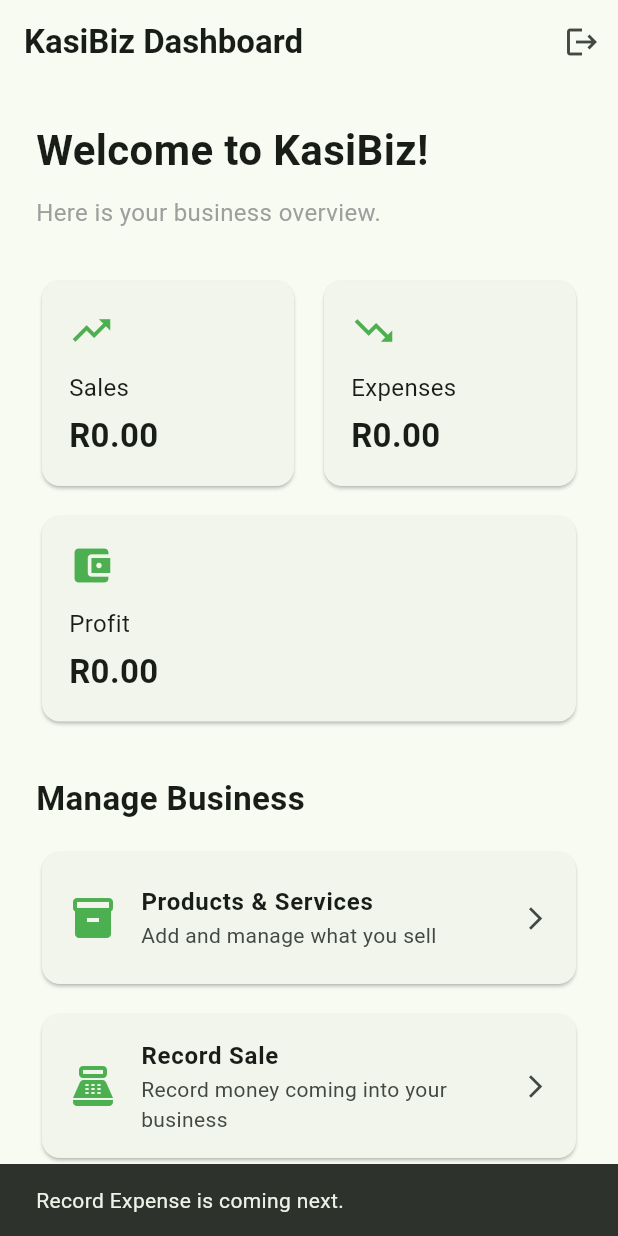
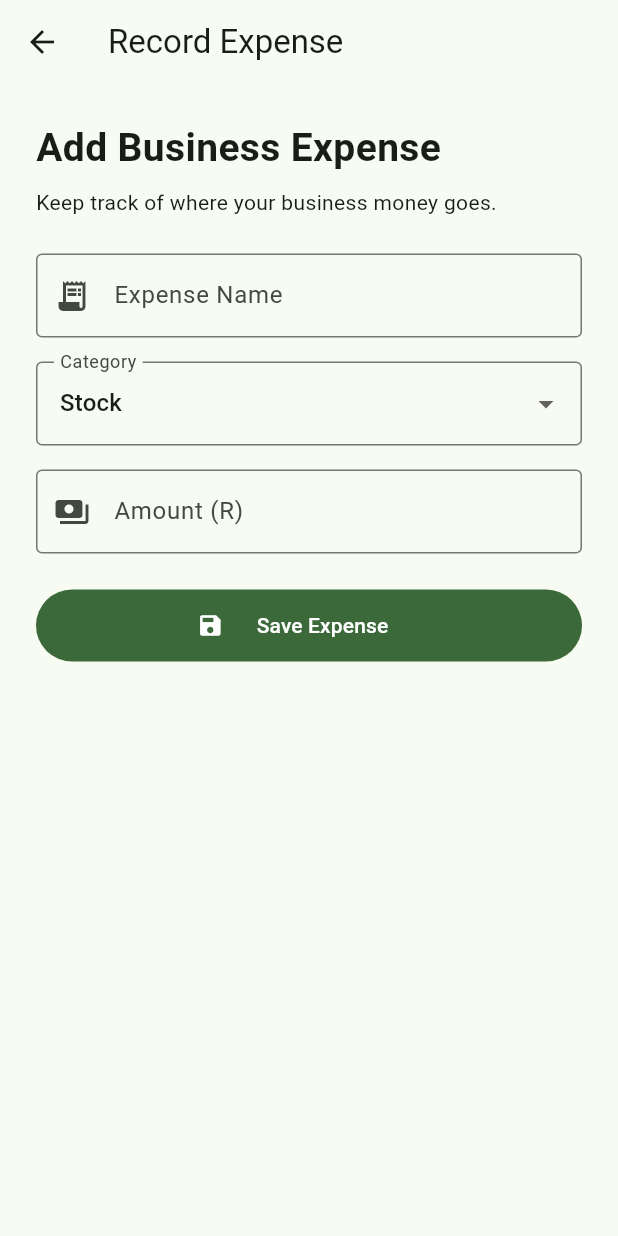
Before and after one commit to KhensaneM/KasiBiz, a Flutter app: the screen it shows once a user with an empty profile is signed in, after a tap on "Record Expense", on a phone screen of 412 x 824 dp. Run offline on Flutter 3.47's test engine with Material 3 defaults, Android fonts, the phone set to English and light mode, and no system bars; our stand-ins replace cloud_firestore, firebase_auth, firebase_core; accounts and stored records are empty.

Commit message:
Add expense tracking and live profit calculations

```diff
--- a/lib/pages/logged_in_page.dart
+++ b/lib/pages/logged_in_page.dart
@@ -4,39 +4,54 @@ import 'package:flutter/material.dart';
 
 import 'products_page.dart';
 import 'record_sale_page.dart';
+import 'record_expense_page.dart';
 
-class DashboardPage extends StatelessWidget {
+class DashboardPage extends StatefulWidget {
   final FirebaseAuth? auth;
   final FirebaseFirestore? firestore;
 
   const DashboardPage({super.key, this.auth, this.firestore});
 
-  FirebaseAuth get _auth => auth ?? FirebaseAuth.instance;
+  @override
+  State<DashboardPage> createState() => _DashboardPageState();
+}
 
-  FirebaseFirestore get _firestore => firestore ?? FirebaseFirestore.instance;
+class _DashboardPageState extends State<DashboardPage> {
+  FirebaseAuth get _auth => widget.auth ?? FirebaseAuth.instance;
 
-  Future<void> _logout(BuildContext context) async {
-    await _auth.signOut();
+  FirebaseFirestore get _firestore =>
+      widget.firestore ?? FirebaseFirestore.instance;
 
-    if (!context.mounted) return;
+  Stream<QuerySnapshot<Map<String, dynamic>>>? _sales;
+  Stream<QuerySnapshot<Map<String, dynamic>>>? _expenses;
+  String? _streamUserId;
 
-    Navigator.of(context).popUntil((route) => route.isFirst);
-  }
+  void _initializeStreams(String userId) {
+    if (_streamUserId == userId) return;
 
-  Stream<QuerySnapshot<Map<String, dynamic>>> _salesStream(String userId) {
-    return _firestore
+    _streamUserId = userId;
+
+    _sales = _firestore
         .collection('users')
         .doc(userId)
         .collection('sales')
         .snapshots();
+
+    _expenses = _firestore
+        .collection('users')
+        .doc(userId)
+        .collection('expenses')
+        .snapshots();
   }
 
-  double _calculateSales(QuerySnapshot<Map<String, dynamic>> snapshot) {
+  double _calculateTotal(
+    QuerySnapshot<Map<String, dynamic>> snapshot,
+    String field,
+  ) {
     double total = 0;
 
     for (final document in snapshot.docs) {
-      final data = document.data();
-      final value = data['total'];
+      final value = document.data()[field];
 
       if (value is num) {
         total += value.toDouble();
@@ -44,6 +59,145 @@ class DashboardPage extends StatelessWidget {
     }
 
     return total;
+  }
+
+  Future<void> _logout(BuildContext context) async {
+    try {
+      await _auth.signOut();
+
+      if (!context.mounted) return;
+
+      Navigator.of(context).popUntil((route) => route.isFirst);
+    } catch (_) {
+      if (!context.mounted) return;
+
+      ScaffoldMessenger.of(context).showSnackBar(
+        const SnackBar(content: Text('Could not log out. Please try again.')),
+      );
+    }
+  }
+
+  void _openProducts(BuildContext context) {
+    Navigator.push(
+      context,
+      MaterialPageRoute(
+        builder: (context) => ProductsPage(auth: _auth, firestore: _firestore),
+      ),
+    );
+  }
+
+  void _openRecordSale(BuildContext context) {
+    Navigator.push(
+      context,
+      MaterialPageRoute(
+        builder: (context) =>
+            RecordSalePage(auth: _auth, firestore: _firestore),
+      ),
+    );
+  }
+
+  void _openRecordExpense(BuildContext context) {
+    Navigator.push(
+      context,
+      MaterialPageRoute(
+        builder: (context) =>
+            RecordExpensePage(auth: _auth, firestore: _firestore),
+      ),
+    );
+  }
+
+  Widget _buildBusinessSummary(String userId) {
+    _initializeStreams(userId);
+
+    return StreamBuilder<QuerySnapshot<Map<String, dynamic>>>(
+      stream: _sales,
+      builder: (context, salesSnapshot) {
+        if (salesSnapshot.hasError) {
+          return _buildSummaryError();
+        }
+
+        if (!salesSnapshot.hasData) {
+          return const Center(
+            child: Padding(
+              padding: EdgeInsets.all(20),
+              child: CircularProgressIndicator(),
+            ),
+          );
+        }
+
+        return StreamBuilder<QuerySnapshot<Map<String, dynamic>>>(
+          stream: _expenses,
+          builder: (context, expensesSnapshot) {
+            if (expensesSnapshot.hasError) {
+              return _buildSummaryError();
+            }
+
+            if (!expensesSnapshot.hasData) {
+              return const Center(
+                child: Padding(
+                  padding: EdgeInsets.all(20),
+                  child: CircularProgressIndicator(),
+                ),
+              );
+            }
+
+            final sales = _calculateTotal(salesSnapshot.data!, 'total');
+
+            final expenses = _calculateTotal(expensesSnapshot.data!, 'amount');
+
+            final profit = sales - expenses;
+
+            return Column(
+              children: [
+                Row(
+                  children: [
+                    Expanded(
+                      child: _SummaryCard(
+                        title: 'Sales',
+                        value: 'R${sales.toStringAsFixed(2)}',
+                        icon: Icons.trending_up,
+                      ),
+                    ),
+                    const SizedBox(width: 12),
+                    Expanded(
+                      child: _SummaryCard(
+                        title: 'Expenses',
+                        value: 'R${expenses.toStringAsFixed(2)}',
+                        icon: Icons.trending_down,
+                      ),
+                    ),
+                  ],
+                ),
+                const SizedBox(height: 12),
+                SizedBox(
+                  width: double.infinity,
+                  child: _SummaryCard(
+                    title: 'Profit',
+                    value: 'R${profit.toStringAsFixed(2)}',
+                    icon: Icons.account_balance_wallet,
+                  ),
+                ),
+              ],
+            );
+          },
+        );
+      },
+    );
+  }
+
+  Widget _buildSummaryError() {
+    return const Card(
+      child: Padding(
+        padding: EdgeInsets.all(20),
+        child: Row(
+          children: [
+            Icon(Icons.error_outline),
+            SizedBox(width: 12),
+            Expanded(child: Text('Could not load your business summary.')),
+          ],
+        ),
+      ),
+    );
   }
 
   @override
@@ -56,8 +210,8 @@ class DashboardPage extends StatelessWidget {
       );
     }
 
-    final String name = user.displayName?.trim() ?? '';
-    final String email = user.email ?? '';
+    final name = user.displayName?.trim() ?? '';
+    final email = user.email ?? '';
 
     return Scaffold(
       appBar: AppBar(
@@ -104,66 +258,7 @@ class DashboardPage extends StatelessWidget {
 
               const SizedBox(height: 30),
 
-              StreamBuilder<QuerySnapshot<Map<String, dynamic>>>(
-                stream: _salesStream(user.uid),
-                builder: (context, snapshot) {
-                  if (snapshot.hasError) {
-                    return _buildSummaryError();
-                  }
-
-                  if (snapshot.connectionState == ConnectionState.waiting) {
-                    return const Center(
-                      child: Padding(
-                        padding: EdgeInsets.all(20),
-                        child: CircularProgressIndicator(),
-                      ),
-                    );
-                  }
-
-                  final double sales = snapshot.hasData
-                      ? _calculateSales(snapshot.data!)
-                      : 0.0;
-
-                  // Expenses will become live when we build
-                  // the Record Expense feature.
-                  const double expenses = 0.0;
-
-                  final double profit = sales - expenses;
-
-                  return Column(
-                    children: [
-                      Row(
-                        children: [
-                          Expanded(
-                            child: _SummaryCard(
-                              title: 'Sales',
-                              value: 'R${sales.toStringAsFixed(2)}',
-                              icon: Icons.trending_up,
-                            ),
-                          ),
-                          const SizedBox(width: 12),
-                          const Expanded(
-                            child: _SummaryCard(
-                              title: 'Expenses',
-                              value: 'R0.00',
-                              icon: Icons.trending_down,
-                            ),
-                          ),
-                        ],
-                      ),
-                      const SizedBox(height: 12),
-                      SizedBox(
-                        width: double.infinity,
-                        child: _SummaryCard(
-                          title: 'Profit',
-                          value: 'R${profit.toStringAsFixed(2)}',
-                          icon: Icons.account_balance_wallet,
-                        ),
-                      ),
-                    ],
-                  );
-                },
-              ),
+              _buildBusinessSummary(user.uid),
 
               const SizedBox(height: 32),
 
@@ -178,15 +273,7 @@ class DashboardPage extends StatelessWidget {
                 title: 'Products & Services',
                 subtitle: 'Add and manage what you sell',
                 icon: Icons.inventory_2,
-                onTap: () {
-                  Navigator.push(
-                    context,
-                    MaterialPageRoute(
-                      builder: (context) =>
-                          ProductsPage(auth: _auth, firestore: _firestore),
-                    ),
-                  );
-                },
+                onTap: () => _openProducts(context),
               ),
 
               const SizedBox(height: 12),
@@ -195,15 +282,7 @@ class DashboardPage extends StatelessWidget {
                 title: 'Record Sale',
                 subtitle: 'Record money coming into your business',
                 icon: Icons.point_of_sale,
-                onTap: () {
-                  Navigator.push(
-                    context,
-                    MaterialPageRoute(
-                      builder: (context) =>
-                          RecordSalePage(auth: _auth, firestore: _firestore),
-                    ),
-                  );
-                },
+                onTap: () => _openRecordSale(context),
               ),
 
               const SizedBox(height: 12),
@@ -212,9 +291,7 @@ class DashboardPage extends StatelessWidget {
                 title: 'Record Expense',
                 subtitle: 'Track your business spending',
                 icon: Icons.receipt_long,
-                onTap: () {
-                  _showComingSoon(context, 'Record Expense');
-                },
+                onTap: () => _openRecordExpense(context),
               ),
 
               const SizedBox(height: 30),
@@ -235,27 +312,6 @@ class DashboardPage extends StatelessWidget {
         ),
       ),
     );
-  }
-
-  Widget _buildSummaryError() {
-    return const Card(
-      child: Padding(
-        padding: EdgeInsets.all(20),
-        child: Row(
-          children: [
-            Icon(Icons.error_outline),
-            SizedBox(width: 12),
-            Expanded(child: Text('Could not load your business summary.')),
-          ],
-        ),
-      ),
-    );
-  }
-
-  void _showComingSoon(BuildContext context, String feature) {
-    ScaffoldMessenger.of(
-      context,
-    ).showSnackBar(SnackBar(content: Text('$feature is coming next.')));
   }
 }
 
--- /dev/null
+++ b/lib/pages/record_expense_page.dart
@@ -0,0 +1,185 @@
+import 'package:cloud_firestore/cloud_firestore.dart';
+import 'package:firebase_auth/firebase_auth.dart';
+import 'package:flutter/material.dart';
+
+class RecordExpensePage extends StatefulWidget {
+  final FirebaseAuth? auth;
+  final FirebaseFirestore? firestore;
+
+  const RecordExpensePage({super.key, this.auth, this.firestore});
+
+  @override
+  State<RecordExpensePage> createState() => _RecordExpensePageState();
+}
+
+class _RecordExpensePageState extends State<RecordExpensePage> {
+  final _nameController = TextEditingController();
+  final _amountController = TextEditingController();
+
+  String _category = 'Stock';
+  bool _isSaving = false;
+
+  FirebaseAuth get _auth => widget.auth ?? FirebaseAuth.instance;
+
+  FirebaseFirestore get _firestore =>
+      widget.firestore ?? FirebaseFirestore.instance;
+
+  Future<void> _saveExpense() async {
+    final name = _nameController.text.trim();
+    final amount = double.tryParse(_amountController.text.trim());
+
+    if (name.isEmpty || amount == null || !amount.isFinite || amount <= 0) {
+      ScaffoldMessenger.of(context).showSnackBar(
+        const SnackBar(content: Text('Enter a valid expense name and amount.')),
+      );
+      return;
+    }
+
+    final user = _auth.currentUser;
+
+    if (user == null) {
+      ScaffoldMessenger.of(
+        context,
+      ).showSnackBar(const SnackBar(content: Text('Please log in first.')));
+      return;
+    }
+
+    setState(() {
+      _isSaving = true;
+    });
+
+    try {
+      await _firestore
+          .collection('users')
+          .doc(user.uid)
+          .collection('expenses')
+          .add({
+            'name': name,
+            'category': _category,
+            'amount': amount,
+            'createdAt': FieldValue.serverTimestamp(),
+          });
+
+      if (!mounted) return;
+
+      ScaffoldMessenger.of(context).showSnackBar(
+        const SnackBar(content: Text('Expense saved successfully!')),
+      );
+
+      Navigator.of(context).pop();
+    } catch (_) {
+      if (!mounted) return;
+
+      ScaffoldMessenger.of(context).showSnackBar(
+        const SnackBar(
+          content: Text('Could not save expense. Please try again.'),
+        ),
+      );
+    } finally {
+      if (mounted) {
+        setState(() {
+          _isSaving = false;
+        });
+      }
+    }
+  }
+
+  @override
+  void dispose() {
+    _nameController.dispose();
+    _amountController.dispose();
+    super.dispose();
+  }
+
+  @override
+  Widget build(BuildContext context) {
+    return Scaffold(
+      appBar: AppBar(title: const Text('Record Expense')),
+      body: SafeArea(
+        child: SingleChildScrollView(
+          padding: const EdgeInsets.all(24),
+          child: Column(
+            crossAxisAlignment: CrossAxisAlignment.start,
+            children: [
+              const Text(
+                'Add Business Expense',
+                style: TextStyle(fontSize: 26, fontWeight: FontWeight.bold),
+              ),
+              const SizedBox(height: 8),
+              const Text('Keep track of where your business money goes.'),
+              const SizedBox(height: 24),
+              TextField(
+                controller: _nameController,
+                decoration: const InputDecoration(
+                  labelText: 'Expense Name',
+                  hintText: 'e.g. Electricity',
+                  prefixIcon: Icon(Icons.receipt_long),
+                  border: OutlineInputBorder(),
+                ),
+              ),
+              const SizedBox(height: 16),
+              DropdownButtonFormField<String>(
+                initialValue: _category,
+                decoration: const InputDecoration(
+                  labelText: 'Category',
+                  border: OutlineInputBorder(),
+                ),
+                items: const [
+                  DropdownMenuItem(value: 'Stock', child: Text('Stock')),
+                  DropdownMenuItem(value: 'Rent', child: Text('Rent')),
+                  DropdownMenuItem(
+                    value: 'Electricity',
+                    child: Text('Electricity'),
+                  ),
+                  DropdownMenuItem(
+                    value: 'Transport',
+                    child: Text('Transport'),
+                  ),
+                  DropdownMenuItem(value: 'Other', child: Text('Other')),
+                ],
+                onChanged: (value) {
+                  if (value != null) {
+                    setState(() {
+                      _category = value;
+                    });
+                  }
+                },
+              ),
+              const SizedBox(height: 16),
+              TextField(
+                controller: _amountController,
+                keyboardType: const TextInputType.numberWithOptions(
+                  decimal: true,
+                ),
+                decoration: const InputDecoration(
+                  labelText: 'Amount (R)',
+                  hintText: 'e.g. 150.00',
+                  prefixIcon: Icon(Icons.payments),
+                  border: OutlineInputBorder(),
+                ),
+              ),
+              const SizedBox(height: 24),
+              SizedBox(
+                width: double.infinity,
+                child: FilledButton.icon(
+                  onPressed: _isSaving ? null : _saveExpense,
+                  icon: _isSaving
+                      ? const SizedBox(
+                          width: 20,
+                          height: 20,
+                          child: CircularProgressIndicator(strokeWidth: 2),
+                        )
+                      : const Icon(Icons.save),
+                  label: const Padding(
+                    padding: EdgeInsets.all(14),
+                    child: Text('Save Expense'),
+                  ),
+                ),
+              ),
+            ],
+          ),
+        ),
+      ),
+    );
+  }
+}
```
Also changed, not shown: lib/pages/register_page.dart (+15 -8 lines), 1 other file.
